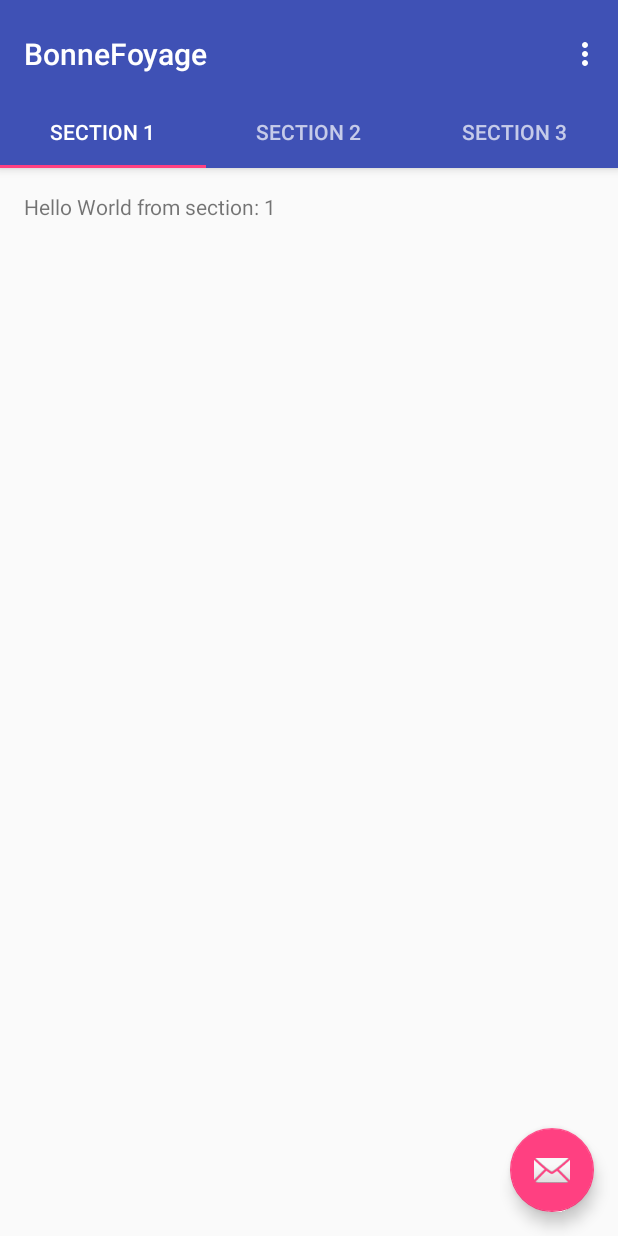
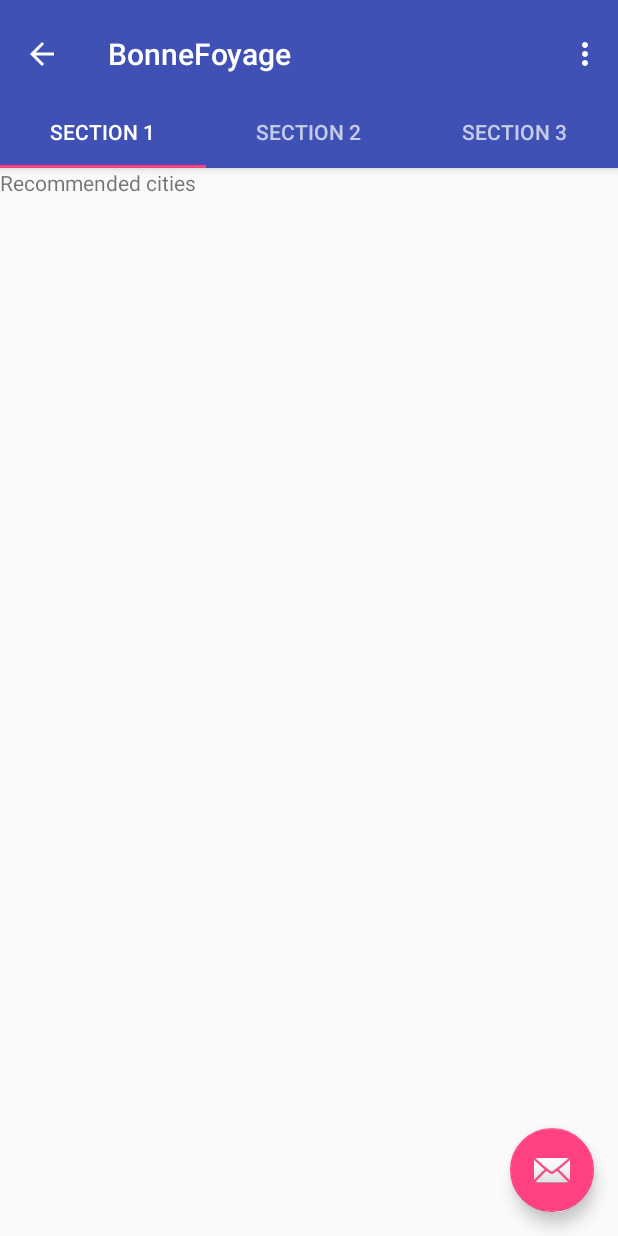
Before and after one commit to zebybez/SmartMobile, an Android app: the screen it shows after launch (MainActivity), on a phone screen of 412 x 824 dp. Run offline under Robolectric (Android 15) with nearby library versions, the phone set to English and light mode, and no system bars.

Commit message:
Merge branch 'master' of https://github.com/zebybez/SmartMobile
# Conflicts:
#	.gitignore
added fragment classes and layout files

```diff
--- a/app/src/main/java/com/duo/app/bonnefoyage/Activity/MainActivity.java
+++ b/app/src/main/java/com/duo/app/bonnefoyage/Activity/MainActivity.java
@@ -20,6 +20,10 @@ import android.view.ViewGroup;
 import android.widget.TextView;
 
 import com.duo.app.bonnefoyage.R;
+import com.duo.app.bonnefoyage.fragment.CityFragment;
+import com.duo.app.bonnefoyage.fragment.NearbyFragment;
+import com.duo.app.bonnefoyage.fragment.TestFragment;
+import com.duo.app.bonnefoyage.fragment.VisitedLocationsFragment;
 
 public class MainActivity extends AppCompatActivity {
 
@@ -45,6 +49,7 @@ public class MainActivity extends AppCompatActivity {
 
         Toolbar toolbar = (Toolbar) findViewById(R.id.toolbar);
         setSupportActionBar(toolbar);
+        getSupportActionBar().setDisplayHomeAsUpEnabled(true);
         // Create the adapter that will return a fragment for each of the three
         // primary sections of the activity.
         mSectionsPagerAdapter = new SectionsPagerAdapter(getSupportFragmentManager());
@@ -92,41 +97,6 @@ public class MainActivity extends AppCompatActivity {
     }
 
     /**
-     * A placeholder fragment containing a simple view.
-     */
-    public static class PlaceholderFragment extends Fragment {
-        /**
-         * The fragment argument representing the section number for this
-         * fragment.
-         */
-        private static final String ARG_SECTION_NUMBER = "section_number";
-
-        public PlaceholderFragment() {
-        }
-
-        /**
-         * Returns a new instance of this fragment for the given section
-         * number.
-         */
-        public static PlaceholderFragment newInstance(int sectionNumber) {
-            PlaceholderFragment fragment = new PlaceholderFragment();
-            Bundle args = new Bundle();
-            args.putInt(ARG_SECTION_NUMBER, sectionNumber);
-            fragment.setArguments(args);
-            return fragment;
-        }
-
-        @Override
-        public View onCreateView(LayoutInflater inflater, ViewGroup container,
-                                 Bundle savedInstanceState) {
-            View rootView = inflater.inflate(R.layout.fragment_main, container, false);
-            TextView textView = (TextView) rootView.findViewById(R.id.section_label);
-            textView.setText(getString(R.string.section_format, getArguments().getInt(ARG_SECTION_NUMBER)));
-            return rootView;
-        }
-    }
-
-    /**
      * A {@link FragmentPagerAdapter} that returns a fragment corresponding to
      * one of the sections/tabs/pages.
      */
@@ -138,9 +108,19 @@ public class MainActivity extends AppCompatActivity {
 
         @Override
         public Fragment getItem(int position) {
-            // getItem is called to instantiate the fragment for the given page.
-            // Return a PlaceholderFragment (defined as a static inner class below).
-            return PlaceholderFragment.newInstance(position + 1);
+
+            //TODO return proper fragment, a custom fragment using a switch
+//            switch (position){
+//                case 0:
+//                    return new CityFragment();
+//                case 1:
+//                    return new NearbyFragment();
+//                case 2:
+//                    return new VisitedLocationsFragment();
+//                default:
+//                    return new CityFragment();
+//            }
+            return new TestFragment();
         }
 
         @Override
--- a/app/src/main/java/com/duo/app/bonnefoyage/Enum/AttractionType.java
+++ b/app/src/main/java/com/duo/app/bonnefoyage/Enum/AttractionType.java
@@ -1,6 +1,7 @@
 package com.duo.app.bonnefoyage.Enum;
 
 /**
+ * enum class representing activities and interests, to do at a landmark or be interested in as a user.
  * Created by yannic on 13/04/2017.
  */
 
--- /dev/null
+++ b/app/src/main/java/com/duo/app/bonnefoyage/fragment/TestFragment.java
@@ -0,0 +1,31 @@
+package com.duo.app.bonnefoyage.fragment;
+
+import android.os.Bundle;
+import android.support.annotation.Nullable;
+import android.support.v4.app.Fragment;
+import android.view.LayoutInflater;
+import android.view.View;
+import android.view.ViewGroup;
+import android.widget.TextView;
+
+import com.duo.app.bonnefoyage.R;
+
+/**
+ * a test fragment for testing and such.
+ * Created by yannic on 13/04/2017.
+ */
+
+public class TestFragment extends Fragment {
+    @Override
+    public void onCreate(@Nullable Bundle savedInstanceState) {
+        super.onCreate(savedInstanceState);
+    }
+    @Override
+    public View onCreateView(LayoutInflater inflater, ViewGroup container,
+                             Bundle savedInstanceState) {
+        View rootView = inflater.inflate(R.layout.fragment_cities, container, false);
+        TextView textView = (TextView) rootView.findViewById(R.id.title_textView);
+        textView.setText("Recommended cities");
+        return rootView;
+    }
+}
--- /dev/null
+++ b/app/src/main/res/layout/fragment_cities.xml
@@ -0,0 +1,11 @@
+<?xml version="1.0" encoding="utf-8"?>
+<LinearLayout xmlns:android="http://schemas.android.com/apk/res/android"
+    android:orientation="vertical" android:layout_width="match_parent"
+    android:layout_height="match_parent">
+
+    <TextView
+        android:id="@+id/title_textView"
+        android:layout_width="match_parent"
+        android:layout_height="wrap_content"
+        android:text="TextView" />
+</LinearLayout>
```
Also changed, not shown: app/src/main/java/com/duo/app/bonnefoyage/fragment/CityFragment.java (added, +33 -0 lines), app/src/main/java/com/duo/app/bonnefoyage/fragment/NearbyFragment.java (added, +28 -0 lines), app/src/main/java/com/duo/app/bonnefoyage/fragment/VisitedLocationsFragment.java (added, +25 -0 lines), app/src/main/res/layout/fragment_nearby_main.xml (added, +11 -0 lines), app/src/main/res/layout/fragment_visited_locations.xml (added, +11 -0 lines).
